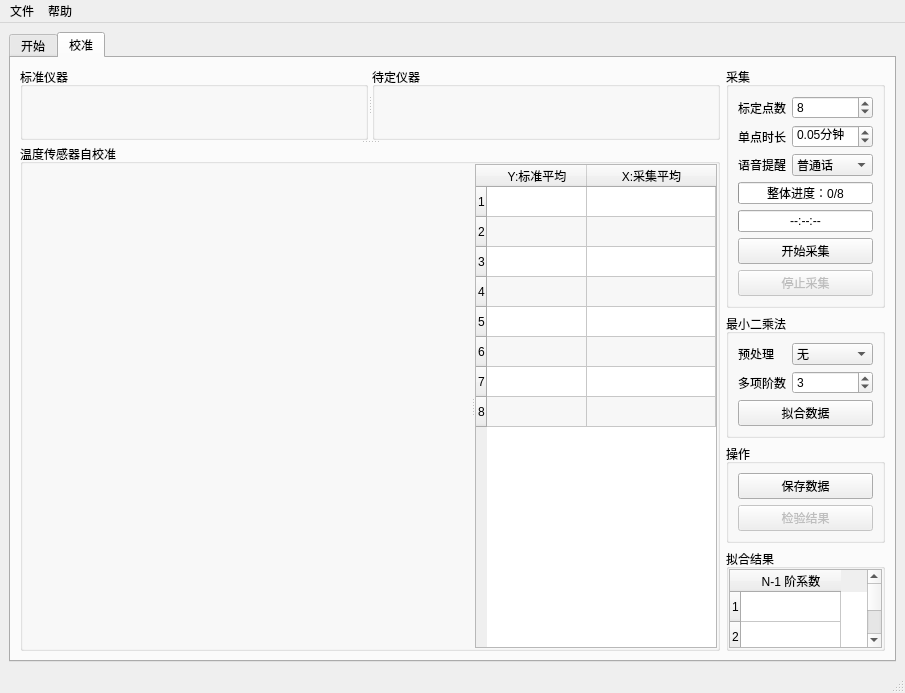
Qt form mainwindow.ui (m-RNA/TemperatureSelfCorrectionBasedOnQtSerial) before a commit.
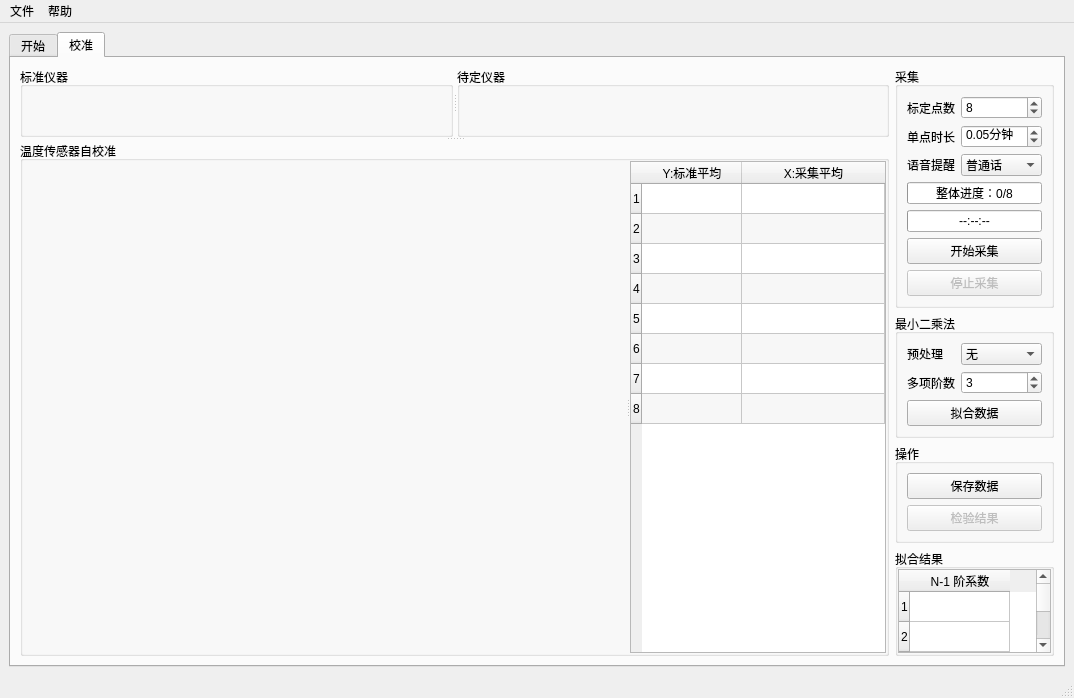
The same form after that commit. Icons and pictures are not drawn. Custom widgets are drawn as their Qt base class.

Commit message: 优化：使得平均值表格，可以拉长宽度；主窗口依旧没解决比例问题

```diff
--- a/mainwindow.ui
+++ b/mainwindow.ui
@@ -6,8 +6,8 @@
    <rect>
     <x>0</x>
     <y>0</y>
-    <width>905</width>
-    <height>693</height>
+    <width>1074</width>
+    <height>698</height>
    </rect>
   </property>
   <property name="sizePolicy">
@@ -25,7 +25,7 @@
   </property>
   <widget class="QWidget" name="centralwidget">
    <layout class="QGridLayout" name="gridLayout_5">
-    <item row="0" column="0">
+    <item row="0" column="1">
      <widget class="QTabWidget" name="tabWidget_5">
       <property name="currentIndex">
        <number>1</number>
@@ -50,16 +50,25 @@
        <attribute name="title">
         <string>校准</string>
        </attribute>
-       <layout class="QHBoxLayout" name="horizontalLayout">
-        <item>
+       <layout class="QGridLayout" name="gridLayout_6">
+        <item row="0" column="0">
          <widget class="QSplitter" name="splitter_3">
+          <property name="sizePolicy">
+           <sizepolicy hsizetype="Preferred" vsizetype="Expanding">
+            <horstretch>0</horstretch>
+            <verstretch>0</verstretch>
+           </sizepolicy>
+          </property>
           <property name="orientation">
            <enum>Qt::Vertical</enum>
           </property>
-          <widget class="QWidget" name="layoutWidget">
-           <layout class="QVBoxLayout" name="verticalLayout">
-            <item>
              <widget class="QSplitter" name="splitter_2">
+           <property name="sizePolicy">
+            <sizepolicy hsizetype="Preferred" vsizetype="Preferred">
+             <horstretch>0</horstretch>
+             <verstretch>0</verstretch>
+            </sizepolicy>
+           </property>
               <property name="orientation">
                <enum>Qt::Horizontal</enum>
               </property>
@@ -80,7 +89,7 @@
                 <property name="bottomMargin">
                  <number>0</number>
                 </property>
-                <item row="0" column="0">
+             <item row="0" column="1">
                  <widget class="CollectPanel" name="collectPanel_Std" native="true"/>
                 </item>
                </layout>
@@ -102,16 +111,31 @@
                 <property name="bottomMargin">
                  <number>0</number>
                 </property>
-                <item row="1" column="0">
+             <item row="0" column="0">
                  <widget class="CollectPanel" name="collectPanel_Dtm" native="true"/>
                 </item>
                </layout>
               </widget>
              </widget>
-            </item>
-           </layout>
-          </widget>
           <widget class="QGroupBox" name="groupBox_3">
+           <property name="sizePolicy">
+            <sizepolicy hsizetype="Preferred" vsizetype="Preferred">
+             <horstretch>0</horstretch>
+             <verstretch>0</verstretch>
+            </sizepolicy>
+           </property>
+           <property name="minimumSize">
+            <size>
+             <width>0</width>
+             <height>0</height>
+            </size>
+           </property>
+           <property name="maximumSize">
+            <size>
+             <width>16777215</width>
+             <height>16777215</height>
+            </size>
+           </property>
            <property name="title">
             <string>温度传感器自校准</string>
            </property>
@@ -129,30 +153,40 @@
              <number>0</number>
             </property>
             <item>
-             <layout class="QVBoxLayout" name="verticalLayout_10">
-              <item>
                <widget class="QSplitter" name="splitter_5">
                 <property name="orientation">
                  <enum>Qt::Horizontal</enum>
                 </property>
                 <widget class="FitChart" name="chartFit" native="true">
                  <property name="sizePolicy">
-                  <sizepolicy hsizetype="Expanding" vsizetype="Preferred">
-                   <horstretch>0</horstretch>
+                <sizepolicy hsizetype="Preferred" vsizetype="Preferred">
+                 <horstretch>1</horstretch>
                    <verstretch>0</verstretch>
                   </sizepolicy>
                  </property>
+               <property name="minimumSize">
+                <size>
+                 <width>0</width>
+                 <height>0</height>
+                </size>
+               </property>
+               <property name="maximumSize">
+                <size>
+                 <width>16777215</width>
+                 <height>16777215</height>
+                </size>
+               </property>
                 </widget>
                 <widget class="CVTable" name="twAverage">
                  <property name="sizePolicy">
-                  <sizepolicy hsizetype="Preferred" vsizetype="Expanding">
+                <sizepolicy hsizetype="Preferred" vsizetype="Preferred">
                    <horstretch>0</horstretch>
                    <verstretch>0</verstretch>
                   </sizepolicy>
                  </property>
                  <property name="maximumSize">
                   <size>
-                   <width>242</width>
+                 <width>16777215</width>
                    <height>16777215</height>
                   </size>
                  </property>
@@ -220,12 +254,10 @@
                </widget>
               </item>
              </layout>
-            </item>
-           </layout>
           </widget>
          </widget>
         </item>
-        <item>
+        <item row="0" column="1">
          <widget class="QFrame" name="frame_9">
           <property name="sizePolicy">
            <sizepolicy hsizetype="Fixed" vsizetype="Preferred">
@@ -747,7 +779,7 @@
     <rect>
      <x>0</x>
      <y>0</y>
-     <width>905</width>
+     <width>1074</width>
      <height>23</height>
     </rect>
    </property>
```
Lines whose indentation alone changed are shown as unchanged.
